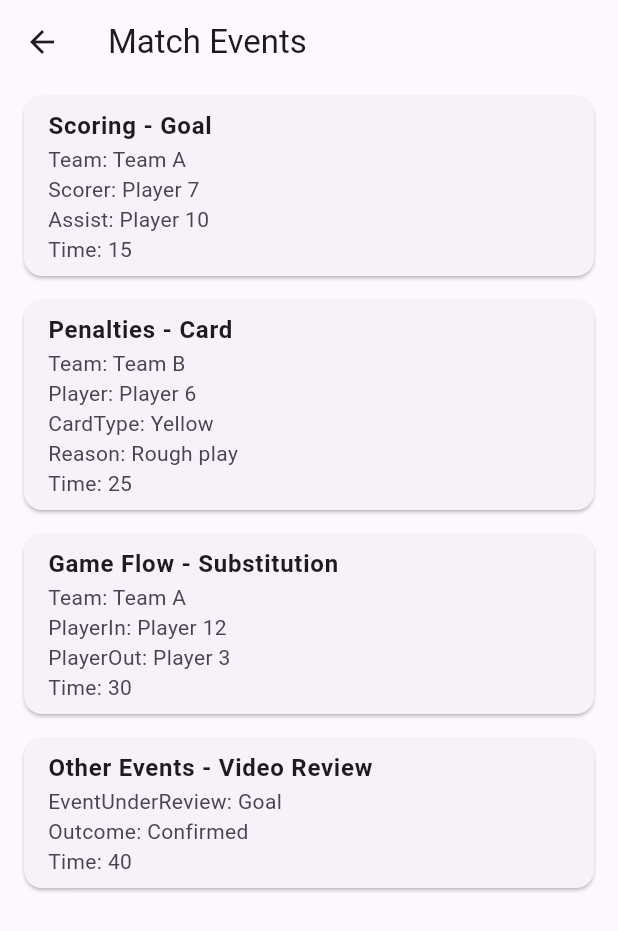
After one commit to SamuelNduw/MAP-Project, a Flutter app: the PublicMatchEventsPage screen opened directly, on a phone screen of 412 x 824 dp. The commit adds this screen. Shown: the top 931 px of the screen. Run offline on Flutter 3.47's test engine with Material 3 defaults, Android fonts, the phone set to English and light mode, and no system bars; our stand-ins replace dio, flutter_secure_storage, jwt_decoder; accounts and stored records are empty; network calls fail.

Commit message:
Implemented UI for match events

```diff
--- a/Frontend/hockeyapp/lib/config.dart
+++ b/Frontend/hockeyapp/lib/config.dart
@@ -1,2 +1,2 @@
 // Easily switch between IPs or environments here
-const String apiBaseUrl = 'http://192.168.178.41:8000/api/'; // 192.168.178.41 or 10.0.2.2
+const String apiBaseUrl = 'http://10.0.2.2:8000/api/'; // 192.168.178.41 or 10.0.2.2
--- a/Frontend/hockeyapp/lib/main.dart
+++ b/Frontend/hockeyapp/lib/main.dart
@@ -14,6 +14,7 @@ import 'pages/league_detail_page.dart';
 import 'pages/public_home_page.dart';
 import 'pages/player_list_page.dart';
 import 'pages/create_player_page.dart';
+import 'pages/match_event_page.dart';
 // import your other admin pages (teams, players, etc.)
 
 void main() => runApp(const MyApp());
@@ -39,7 +40,7 @@ class MyApp extends StatelessWidget {
         '/admin/teams/create': (_) => const CreateTeamPage(),
         '/admin/players': (_) => const PlayerListPage(),
         '/admin/players/create': (_) => const CreatePlayerPage(),
-        '/admin/fixtures': (_) => const MatchesPage()
+        '/admin/fixtures': (_) => const MatchEventForm()
       },
       onGenerateRoute: (settings) {
         final uri = Uri.parse(settings.name ?? '');
--- /dev/null
+++ b/Frontend/hockeyapp/lib/pages/match_event_page.dart
@@ -0,0 +1,183 @@
+import 'package:flutter/material.dart';
+
+class MatchEventForm extends StatefulWidget {
+  const MatchEventForm({super.key});
+
+  @override
+  State<MatchEventForm> createState() => _MatchEventFormState();
+}
+
+class _MatchEventFormState extends State<MatchEventForm> {
+  String? selectedCategory;
+  String? selectedEvent;
+
+  final List<String> categories = [
+    'Scoring',
+    'Penalties',
+    'Game Flow',
+    'Other Events'
+  ];
+
+  final Map<String, List<String>> eventOptions = {
+    'Scoring': ['Goal', 'Shot on Goal', 'Save'],
+    'Penalties': ['Card'],
+    'Game Flow': [
+      'Start/End Period',
+      'Face-off / Push-back',
+      'Timeout',
+      'Substitution / Line Change',
+      'Offside / Icing / Free Hit / Long Corner',
+    ],
+    'Other Events': ['Injury', 'Video Review'],
+  };
+
+  Widget getEventDetails() {
+    switch (selectedCategory) {
+      case 'Scoring':
+        switch (selectedEvent) {
+          case 'Goal':
+            return Column(children: [
+              _textField('Scorer'),
+              _textField('Assist'),
+              _textField('Time (Minute)'),
+              _textField('Team'),
+              _dropdownField('Goal Type', [
+                'Open play',
+                'Penalty stroke',
+                'Penalty corner',
+                'Power play'
+              ]),
+            ]);
+          case 'Shot on Goal':
+            return Column(children: [
+              _textField('Shooter'),
+              _textField('Time'),
+              _dropdownField('Saved or Missed?', ['Saved', 'Missed']),
+              _textField('Goalkeeper (if saved)'),
+            ]);
+          case 'Save':
+            return Column(children: [
+              _textField('Goalkeeper'),
+              _textField('Shooter'),
+              _textField('Time'),
+              _dropdownField('Shot Type', ['Field shot', 'Penalty corner']),
+            ]);
+        }
+        break;
+      case 'Penalties':
+        return Column(children: [
+          _dropdownField('Card Type', ['Green', 'Yellow', 'Red']),
+          _textField('Player'),
+          _textField('Team'),
+          _textField('Time'),
+          _textField('Reason'),
+        ]);
+      case 'Game Flow':
+        switch (selectedEvent) {
+          case 'Start/End Period':
+            return Column(children: [
+              _textField('Period Number'),
+              _textField('Time Stamp'),
+            ]);
+          case 'Face-off / Push-back':
+            return Column(children: [
+              _textField('Team Starting'),
+              _textField('Time'),
+            ]);
+          case 'Timeout':
+            return Column(children: [
+              _textField('Team'),
+              _textField('Time'),
+              _dropdownField(
+                  'Type', ['Regular', 'Injury', 'Coach Challenge']),
+            ]);
+          case 'Substitution / Line Change':
+            return Column(children: [
+              _textField('Player In'),
+              _textField('Player Out'),
+              _textField('Team'),
+              _textField('Time'),
+            ]);
+          case 'Offside / Icing / Free Hit / Long Corner':
+            return Column(children: [
+              _textField('Team'),
+              _textField('Time'),
+            ]);
+        }
+        break;
+      case 'Other Events':
+        switch (selectedEvent) {
+          case 'Injury':
+            return Column(children: [
+              _textField('Player'),
+              _textField('Team'),
+              _textField('Time'),
+              _textField('Nature of Injury (Optional)'),
+            ]);
+          case 'Video Review':
+            return Column(children: [
+              _textField('Event Under Review'),
+              _dropdownField(
+                  'Outcome', ['Confirmed', 'Overturned']),
+              _textField('Time'),
+            ]);
+        }
+        break;
+    }
+    return const SizedBox.shrink();
+  }
+
+  Widget _dropdownField(String label, List<String> options) {
+    return DropdownButtonFormField<String>(
+      decoration: InputDecoration(labelText: label),
+      items: options
+          .map((e) => DropdownMenuItem<String>(value: e, child: Text(e)))
+          .toList(),
+      onChanged: (_) {},
+    );
+  }
+
+  Widget _textField(String label) {
+    return TextFormField(decoration: InputDecoration(labelText: label));
+  }
+
+  @override
+  Widget build(BuildContext context) {
+    return Scaffold(
+      appBar: AppBar(title: const Text('Match Event Form')),
+      body: Padding(
+        padding: const EdgeInsets.all(16),
+        child: Column(
+          crossAxisAlignment: CrossAxisAlignment.start,
+          children: [
+            DropdownButtonFormField<String>(
+              decoration: const InputDecoration(labelText: 'Select Category'),
+              items: categories
+                  .map((cat) => DropdownMenuItem(
+                      value: cat, child: Text(cat)))
+                  .toList(),
+              value: selectedCategory,
+              onChanged: (val) => setState(() {
+                selectedCategory = val;
+                selectedEvent = null;
+              }),
+            ),
+            const SizedBox(height: 16),
+            if (selectedCategory != null)
+              DropdownButtonFormField<String>(
+                decoration: const InputDecoration(labelText: 'Select Event'),
+                items: eventOptions[selectedCategory]!
+                    .map((evt) => DropdownMenuItem(
+                        value: evt, child: Text(evt)))
+                    .toList(),
+                value: selectedEvent,
+                onChanged: (val) => setState(() => selectedEvent = val),
+              ),
+            const SizedBox(height: 16),
+            if (selectedEvent != null) getEventDetails(),
+          ],
+        ),
+      ),
+    );
+  }
+}
--- a/Frontend/hockeyapp/lib/pages/public_home_page.dart
+++ b/Frontend/hockeyapp/lib/pages/public_home_page.dart
@@ -3,6 +3,7 @@ import 'public_league_list_page.dart';
 import 'matches_page.dart';
 import 'profile_page.dart';
 import 'public_player_list_page.dart';
+import 'public_match_events.dart';
 
 class PublicHomePage extends StatefulWidget {
   const PublicHomePage({super.key});
@@ -22,7 +23,7 @@ class _PublicHomePageState extends State<PublicHomePage> {
   // ];
   Widget _getCurrentPage() {
   switch (_currentIndex) {
-    case 0: return MatchesPage();
+    case 0: return PublicMatchEventsPage();
     case 1: return PublicLeagueListPage();
     case 2: return PublicPlayerListPage();
     case 3: return ProfilePage();
--- /dev/null
+++ b/Frontend/hockeyapp/lib/pages/public_match_events.dart
@@ -0,0 +1,69 @@
+// lib/pages/public_match_events.dart
+import 'package:flutter/material.dart';
+
+class PublicMatchEventsPage extends StatelessWidget {
+  const PublicMatchEventsPage({super.key});
+
+  @override
+  Widget build(BuildContext context) {
+    final List<Map<String, dynamic>> matchEvents = [
+      {
+        'category': 'Scoring',
+        'type': 'Goal',
+        'team': 'Team A',
+        'scorer': 'Player 7',
+        'assist': 'Player 10',
+        'time': '15'
+      },
+      {
+        'category': 'Penalties',
+        'type': 'Card',
+        'team': 'Team B',
+        'player': 'Player 6',
+        'cardType': 'Yellow',
+        'reason': 'Rough play',
+        'time': '25'
+      },
+      {
+        'category': 'Game Flow',
+        'type': 'Substitution',
+        'team': 'Team A',
+        'playerIn': 'Player 12',
+        'playerOut': 'Player 3',
+        'time': '30'
+      },
+      {
+        'category': 'Other Events',
+        'type': 'Video Review',
+        'eventUnderReview': 'Goal',
+        'outcome': 'Confirmed',
+        'time': '40'
+      },
+    ];
+
+    return Scaffold(
+      appBar: AppBar(
+        title: const Text('Match Events'),
+      ),
+      body: ListView.builder(
+        itemCount: matchEvents.length,
+        itemBuilder: (context, index) {
+          final event = matchEvents[index];
+          return Card(
+            margin: const EdgeInsets.symmetric(horizontal: 16, vertical: 8),
+            child: ListTile(
+              title: Text(
+                '${event['category']} - ${event['type']}',
+                style: const TextStyle(fontWeight: FontWeight.bold),
+              ),
+              subtitle: Text(event.entries
+                  .where((e) => e.key != 'category' && e.key != 'type')
+                  .map((e) => '${e.key[0].toUpperCase()}${e.key.substring(1)}: ${e.value}')
+                  .join('\n')),
+            ),
+          );
+        },
+      ),
+    );
+  }
+}
```
